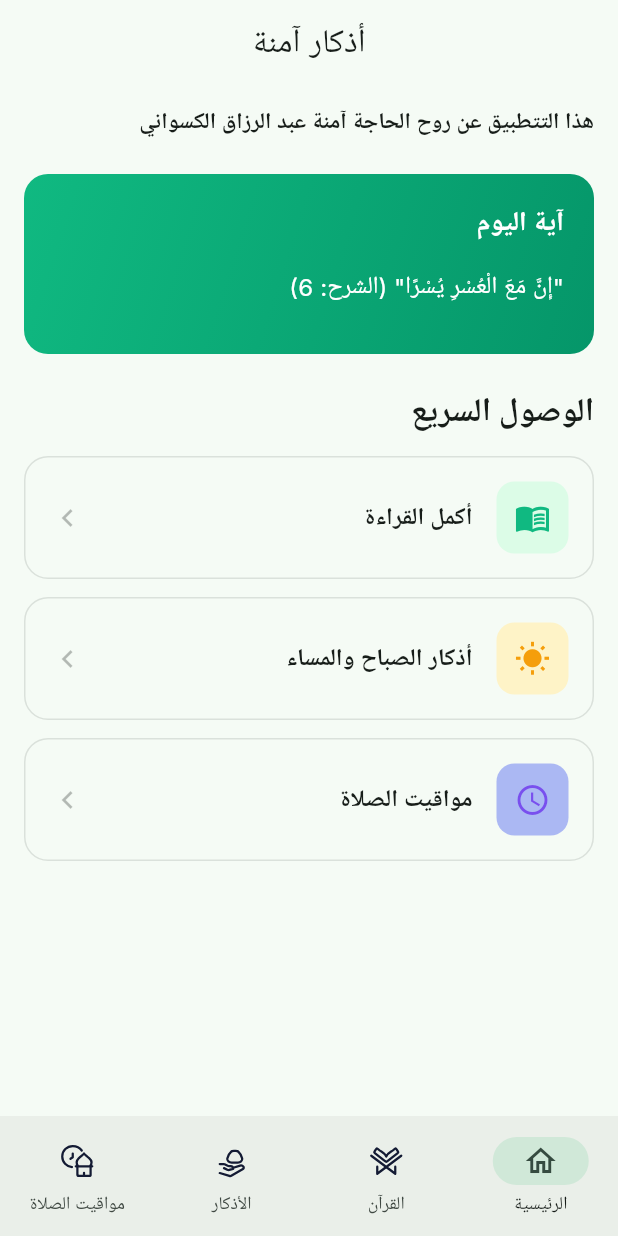
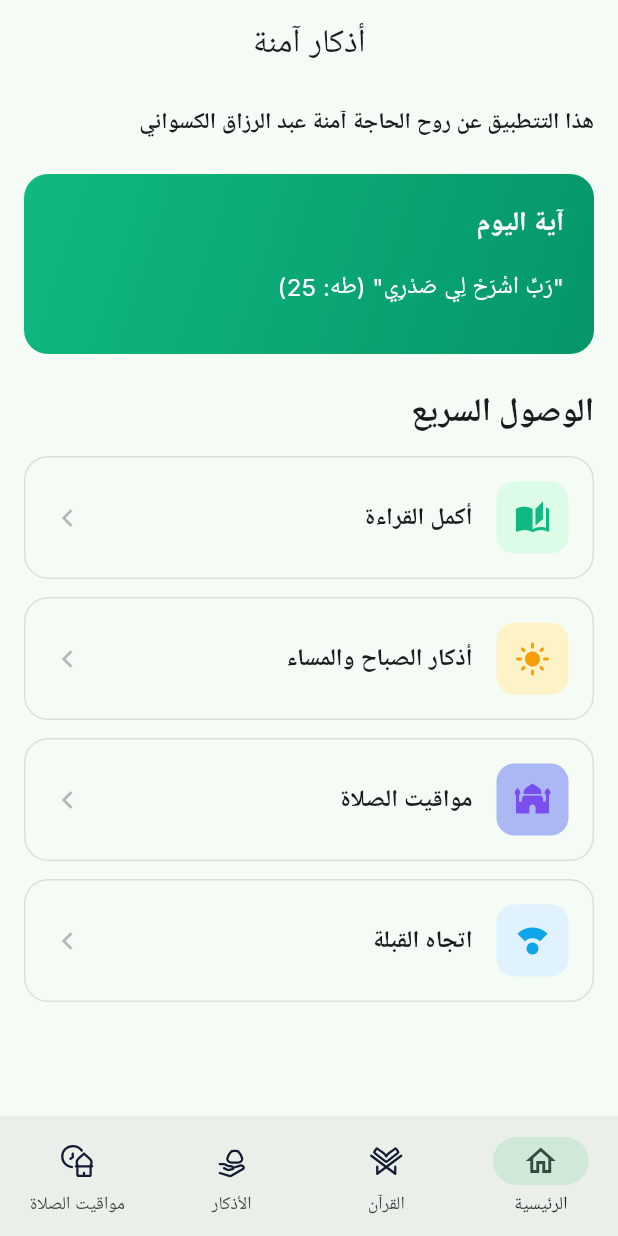
Before and after one commit to Hasan-Musallam/flutter-azkar-project, a Flutter app: the screen it shows after launch, on a phone screen of 412 x 824 dp. Run offline on Flutter 3.47's test engine with Material 3 defaults, Android fonts, the phone set to English and light mode, and no system bars; our stand-ins replace adhan, connectivity_plus, flutter_svg, geocoding, geolocator, google_fonts and 4 more; missing offline and left inert: flutter_qiblah, quran; accounts and stored records are empty; Roboto replaces fonts that are missing (Amiri); statements that could not run were skipped.

Commit message:
feat: Implement Qiblah direction, prayer time calculations, and Azkar screens by adding new dependencies, core logic, and prayer time SVG assets.

```diff
--- a/lib/HOME_SCREEN.dart
+++ b/lib/HOME_SCREEN.dart
@@ -2,9 +2,9 @@ import 'dart:math';
 import 'package:flutter/material.dart';
 import 'package:flutter_application_1/ADHKAR_SCREEN.dart';
 import 'package:flutter_application_1/PrayerTime.dart';
+import 'package:flutter_application_1/qiblah_screen.dart';
 import 'package:flutter_application_1/pages/surahDetailScreen.dart';
 import 'package:shared_preferences/shared_preferences.dart';
-
 
 class HomeScreen extends StatefulWidget {
   const HomeScreen({super.key});
@@ -13,7 +13,6 @@ class HomeScreen extends StatefulWidget {
   State<HomeScreen> createState() => _HomeScreenState();
 }
 
-
 class _HomeScreenState extends State<HomeScreen> {
   int _bookmarkedSurah = 1;
   int _bookmarkedPage = 1;
@@ -21,29 +20,47 @@ class _HomeScreenState extends State<HomeScreen> {
   final currentPage = 0;
 
   static final List<Map<String, String>> verses = [
+    {'text': '"إِنَّ مَعَ الْعُسْرِ يُسْرًا" (الشرح: 6)'},
+    {'text': '"اللَّهُ نُورُ السَّمَاوَاتِ وَالْأَرْضِ" (النور: 35)'},
     {
-      'text': '"إِنَّ مَعَ الْعُسْرِ يُسْرًا" (الشرح: 6)',
+      'text':
+          '"وَمَن يَتَّقِ اللَّهَ يَجْعَل لَّهُ مَخْرَجًا..." (الطلاق: 2-3)',
+    },
+    {'text': '"فَاذْكُرُونِي أَذْكُرْكُمْ" (البقرة: 152)'},
+    {'text': '"وَقُل رَّبِّ زِدْنِي عِلْمًا" (طه: 114)'},
+    {'text': '"أَلَا بِذِكْرِ اللَّهِ تَطْمَئِنُّ الْقُلُوبُ" (الرعد: 28)'},
+    {'text': '"إِنَّ اللَّهَ مَعَ الصَّابِرِينَ" (البقرة: 153)'},
+    {'text': '"لَا تَقْنَطُوا مِن رَّحْمَةِ اللَّهِ" (الزمر: 53)'},
+    {
+      'text':
+          '"وَتَوَكَّلْ عَلَى اللَّهِ وَكَفَىٰ بِاللَّهِ وَكِيلًا" (الأحزاب: 3)',
+    },
+    {'text': '"إِنَّ اللَّهَ يُحِبُّ الْمُتَوَكِّلِينَ" (آل عمران: 159)'},
+    {'text': '"رَبِّ اشْرَحْ لِي صَدْرِي" (طه: 25)'},
+    {'text': '"وَاصْبِرْ وَمَا صَبْرُكَ إِلَّا بِاللَّهِ" (النحل: 127)'},
+    {'text': '"حَسْبُنَا اللَّهُ وَنِعْمَ الْوَكِيلُ" (آل عمران: 173)'},
+    {'text': '"وَاللَّهُ خَيْرُ الرَّازِقِينَ" (الجمعة: 11)'},
+    {'text': '"وَمَا تَوْفِيقِي إِلَّا بِاللَّهِ" (هود: 88)'},
+    {'text': '"إِنَّ رَبِّي قَرِيبٌ مُّجِيبٌ" (هود: 61)'},
+    {'text': '"سَيَجْعَلُ اللَّهُ بَعْدَ عُسْرٍ يُسْرًا" (الطلاق: 7)'},
+    {'text': '"وَهُوَ مَعَكُمْ أَيْنَ مَا كُنتُمْ" (الحديد: 4)'},
+    {'text': '"إِنَّ رَبِّي لَطِيفٌ لِّمَا يَشَاءُ" (يوسف: 100)'},
+    {'text': '"إِنَّ اللَّهَ غَفُورٌ رَّحِيمٌ" (البقرة: 173)'},
+    {'text': '"وَاللَّهُ يُحِبُّ الْمُحْسِنِينَ" (آل عمران: 134)'},
+    {'text': '"إِنَّ اللَّهَ سَرِيعُ الْحِسَابِ" (إبراهيم: 51)'},
 
+    {'text': '"فَإِنَّ مَعَ الْعُسْرِ يُسْرًا" (الشرح: 5)'},
+    {'text': '"وَلَا يَظْلِمُ رَبُّكَ أَحَدًا" (الكهف: 49)'},
+    {'text': '"إِنَّ اللَّهَ عَلَىٰ كُلِّ شَيْءٍ قَدِيرٌ" (البقرة: 20)'},
+    {'text': '"وَرَحْمَتِي وَسِعَتْ كُلَّ شَيْءٍ" (الأعراف: 156)'},
+    {'text': '"وَاللَّهُ خَيْرُ الْحَافِظِينَ" (يوسف: 64)'},
+    {'text': '"إِنَّ اللَّهَ لَا يُخْلِفُ الْمِيعَادَ" (آل عمران: 9)'},
+    {
+      'text':
+          '"وَمَن يَتَّقِ اللَّهَ يُكَفِّرْ عَنْهُ سَيِّئَاتِهِ" (الطلاق: 5)',
     },
-    {
-      'text': '"اللَّهُ نُورُ السَّمَاوَاتِ وَالْأَرْضِ" (النور: 35)',
-
-    },
-    {
-      'text': '"وَمَن يَتَّقِ اللَّهَ يَجْعَل لَّهُ مَخْرَجًا..." (الطلاق: 2-3)',
-
-    },
-    {
-      'text': '"فَاذْكُرُونِي أَذْكُرْكُمْ" (البقرة: 152)',
-
-    },
-    {
-      'text': '"وَقُل رَّبِّ زِدْنِي عِلْمًا" (طه: 114)',
-
-    },
+    {'text': '"وَاللَّهُ وَلِيُّ الْمُؤْمِنِينَ" (آل عمران: 68)'},
   ];
-
-
 
   Future<void> _loadBookmarkData() async {
     final prefs = await SharedPreferences.getInstance();
@@ -59,11 +76,7 @@ class _HomeScreenState extends State<HomeScreen> {
     final randomVerse = verses[Random().nextInt(verses.length)];
 
     return Scaffold(
-      appBar: AppBar(
-        title: const Text('أذكار آمنة'),
-        centerTitle: true,
-
-      ),
+      appBar: AppBar(title: const Text('أذكار آمنة'), centerTitle: true),
       body: SingleChildScrollView(
         padding: const EdgeInsets.all(16),
         child: Column(
@@ -103,7 +116,6 @@ class _HomeScreenState extends State<HomeScreen> {
                         ),
                       ),
                       const Spacer(),
-
                     ],
                   ),
                   const SizedBox(height: 16),
@@ -116,7 +128,6 @@ class _HomeScreenState extends State<HomeScreen> {
                     ),
                   ),
                   const SizedBox(height: 12),
-
                 ],
               ),
             ),
@@ -129,7 +140,7 @@ class _HomeScreenState extends State<HomeScreen> {
             ),
             const SizedBox(height: 16),
             _QuickAccessCard(
-              icon: Icons.menu_book,
+              icon: Icons.auto_stories,
               iconColor: const Color(0xFF10B981),
               iconBg: const Color(0xFFDCFCE7),
               title: 'أكمل القراءة',
@@ -144,13 +155,12 @@ class _HomeScreenState extends State<HomeScreen> {
                       initialPage: _bookmarkedPage,
                     ),
                   ),
-                        ).then((_) =>
-                            _loadBookmarkData());
+                ).then((_) => _loadBookmarkData());
               },
             ),
             const SizedBox(height: 12),
             _QuickAccessCard(
-              icon: Icons.wb_sunny,
+              icon: Icons.light_mode,
               iconColor: const Color(0xFFF59E0B),
               iconBg: const Color(0xFFFEF3C7),
               title: 'أذكار الصباح والمساء',
@@ -158,14 +168,13 @@ class _HomeScreenState extends State<HomeScreen> {
               onTap: () {
                 Navigator.push(
                   context,
-                  MaterialPageRoute(
-                      builder: (context) => const AdhkarScreen()),
+                  MaterialPageRoute(builder: (context) => const AdhkarScreen()),
                 );
               },
             ),
             const SizedBox(height: 12),
             _QuickAccessCard(
-              icon: Icons.schedule,
+              icon: Icons.mosque,
               iconColor: const Color.fromARGB(255, 121, 79, 238),
               iconBg: const Color.fromARGB(255, 171, 184, 243),
               title: 'مواقيت الصلاة',
@@ -174,19 +183,30 @@ class _HomeScreenState extends State<HomeScreen> {
                 Navigator.push(
                   context,
                   MaterialPageRoute(
-                      builder: (context) => const PrayerTimesPage()),
+                    builder: (context) => const PrayerTimesPage(),
+                  ),
                 );
               },
             ),
-
-
+            const SizedBox(height: 12),
+            _QuickAccessCard(
+              icon: Icons.compass_calibration,
+              iconColor: const Color(0xFF0EA5E9),
+              iconBg: const Color(0xFFE0F2FE),
+              title: 'اتجاه القبلة',
+              onTap: () {
+                Navigator.push(
+                  context,
+                  MaterialPageRoute(builder: (context) => const QiblahScreen()),
+                );
+              },
+            ),
           ],
         ),
       ),
     );
   }
 }
-
 
 // ================= Quick Access Card =================
 class _QuickAccessCard extends StatelessWidget {
@@ -217,9 +237,7 @@ class _QuickAccessCard extends StatelessWidget {
         decoration: BoxDecoration(
           color: theme.colorScheme.surface,
           borderRadius: BorderRadius.circular(16),
-          border: Border.all(
-            color: theme.colorScheme.outline.withOpacity(0.2),
-          ),
+          border: Border.all(color: theme.colorScheme.outline.withOpacity(0.2)),
         ),
         child: Row(
           children: [
@@ -242,12 +260,13 @@ class _QuickAccessCard extends StatelessWidget {
                       fontWeight: FontWeight.w600,
                     ),
                   ),
-
                 ],
               ),
             ),
-            Icon(Icons.chevron_right,
-                color: theme.colorScheme.onSurface.withOpacity(0.3)),
+            Icon(
+              Icons.chevron_right,
+              color: theme.colorScheme.onSurface.withOpacity(0.3),
+            ),
           ],
         ),
       ),
--- a/pubspec.yaml
+++ b/pubspec.yaml
@@ -65,12 +65,13 @@ dependencies:
   gap: ^3.0.1
   muslim_data_flutter: ^1.1.3
   intl: ^0.20.2
-  geolocator: ^10.1.0
+  geolocator: ^14.0.2
   geocoding: ^2.1.1
   adhan: ^2.0.0
   hijri: ^3.0.0
   flutter_svg: ^2.2.1
   rename_app: ^1.6.5
+  flutter_qiblah: ^3.2.0
 
 
   # Search and filtering
@@ -116,6 +117,7 @@ flutter:
   - assets/pagesQuran.json
   - assets/azkar.json
   - assets/data/svgIcons/
+
   #   - images/a_dot_ham.jpeg
 
   # An image asset can refer to one or more resolution-specific "variants", see
```
Also changed, not shown: lib/ADHKAR_SCREEN.dart (+25 -50 lines), lib/PrayerTime.dart (+58 -8 lines), lib/main.dart (+16 -23 lines), lib/qiblah_screen.dart (added, +371 -0 lines), assets/data/svgIcons/Asr.svg (added), assets/data/svgIcons/Dhuhr.svg (added), assets/data/svgIcons/Duha.svg (added), assets/data/svgIcons/Fajr.svg (added), assets/data/svgIcons/Isha.svg (added), assets/data/svgIcons/Maghrib.svg (added), pubspec.lock, 1 other file. Lines whose indentation alone changed are shown as unchanged.
